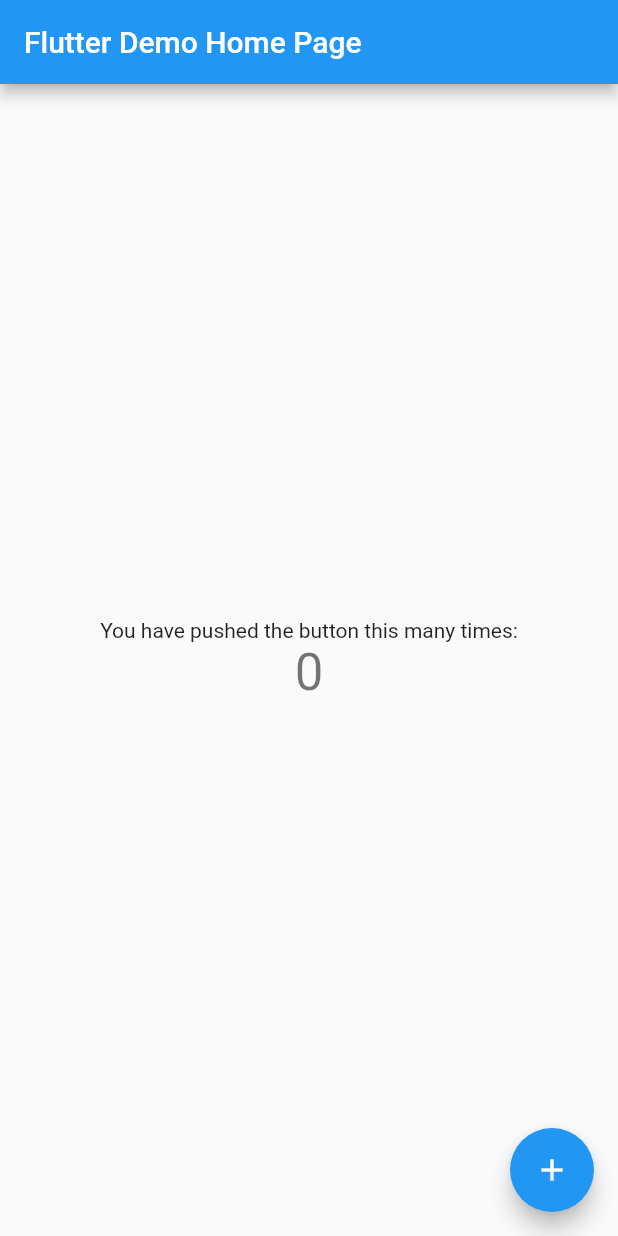
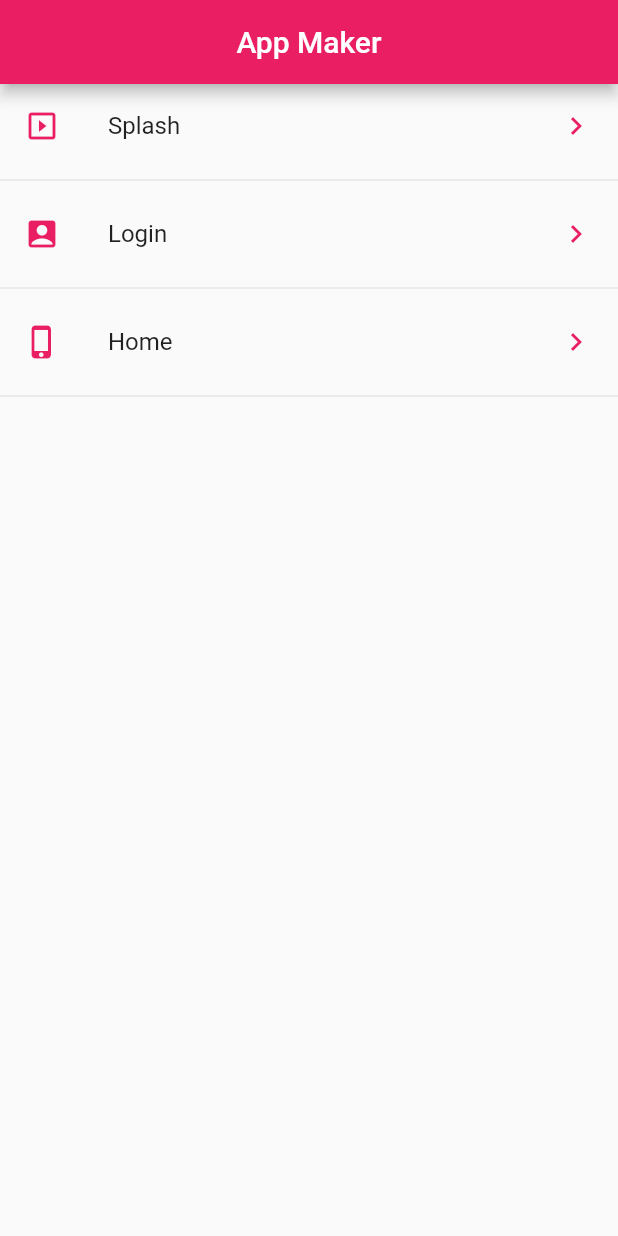
Before and after one commit to SantiagoGonzalezFernandez/AppMaker, a Flutter app: the screen it shows after launch, on a phone screen of 412 x 824 dp. Run offline on Flutter 3.47's test engine with Material 2 defaults, Android fonts, the phone set to English and light mode, and no system bars.

Commit message:
Termino la configuracion de rutas, Empiezo a hacer la splash screen 1

```diff
--- /dev/null
+++ b/app_maker/data/menu_options_home.json
@@ -0,0 +1,20 @@
+{
+    "appName" : "app_maker",
+    "routes"  : [
+        {
+            "route" : "splash",
+            "icon"  : "slideshow",
+            "text"  : "Splash"
+        },
+        {
+            "route" : "login",
+            "icon"  : "account_box",
+            "text"  : "Login"
+        },
+        {
+            "route" : "homeScreen",
+            "icon"  : "phone_iphone",
+            "text"  : "Home"
+        }
+    ]
+}
--- /dev/null
+++ b/app_maker/data/menu_options_splash.json
@@ -0,0 +1,10 @@
+{
+    "appName" : "app_maker",
+    "routes"  : [
+        {
+            "route" : "splashOne",
+            "icon"  : "filter_1",
+            "text"  : "Splash One"
+        }
+    ]
+}
--- a/app_maker/lib/main.dart
+++ b/app_maker/lib/main.dart
@@ -1,117 +1,19 @@
+//Imports that are not mine
 import 'package:flutter/material.dart';
 
-void main() {
-  runApp(MyApp());
-}
+//Imports that are mine
+import 'package:app_maker/src/routes/routes.dart';
+
+void main() => runApp(MyApp());
 
 class MyApp extends StatelessWidget {
-  // This widget is the root of your application.
   @override
   Widget build(BuildContext context) {
     return MaterialApp(
-      title: 'Flutter Demo',
-      theme: ThemeData(
-        // This is the theme of your application.
-        //
-        // Try running your application with "flutter run". You'll see the
-        // application has a blue toolbar. Then, without quitting the app, try
-        // changing the primarySwatch below to Colors.green and then invoke
-        // "hot reload" (press "r" in the console where you ran "flutter run",
-        // or simply save your changes to "hot reload" in a Flutter IDE).
-        // Notice that the counter didn't reset back to zero; the application
-        // is not restarted.
-        primarySwatch: Colors.blue,
-        // This makes the visual density adapt to the platform that you run
-        // the app on. For desktop platforms, the controls will be smaller and
-        // closer together (more dense) than on mobile platforms.
-        visualDensity: VisualDensity.adaptivePlatformDensity,
-      ),
-      home: MyHomePage(title: 'Flutter Demo Home Page'),
+      title: 'App Maker',
+      debugShowCheckedModeBanner: false,
+      initialRoute: 'home',
+      routes: getApplicationRoutes(),
     );
   }
 }
-
-class MyHomePage extends StatefulWidget {
-  MyHomePage({Key key, this.title}) : super(key: key);
-
-  // This widget is the home page of your application. It is stateful, meaning
-  // that it has a State object (defined below) that contains fields that affect
-  // how it looks.
-
-  // This class is the configuration for the state. It holds the values (in this
-  // case the title) provided by the parent (in this case the App widget) and
-  // used by the build method of the State. Fields in a Widget subclass are
-  // always marked "final".
-
-  final String title;
-
-  @override
-  _MyHomePageState createState() => _MyHomePageState();
-}
-
-class _MyHomePageState extends State<MyHomePage> {
-  int _counter = 0;
-
-  void _incrementCounter() {
-    setState(() {
-      // This call to setState tells the Flutter framework that something has
-      // changed in this State, which causes it to rerun the build method below
-      // so that the display can reflect the updated values. If we changed
-      // _counter without calling setState(), then the build method would not be
-      // called again, and so nothing would appear to happen.
-      _counter++;
-    });
-  }
-
-  @override
-  Widget build(BuildContext context) {
-    // This method is rerun every time setState is called, for instance as done
-    // by the _incrementCounter method above.
-    //
-    // The Flutter framework has been optimized to make rerunning build methods
-    // fast, so that you can just rebuild anything that needs updating rather
-    // than having to individually change instances of widgets.
-    return Scaffold(
-      appBar: AppBar(
-        // Here we take the value from the MyHomePage object that was created by
-        // the App.build method, and use it to set our appbar title.
-        title: Text(widget.title),
-      ),
-      body: Center(
-        // Center is a layout widget. It takes a single child and positions it
-        // in the middle of the parent.
-        child: Column(
-          // Column is also a layout widget. It takes a list of children and
-          // arranges them vertically. By default, it sizes itself to fit its
-          // children horizontally, and tries to be as tall as its parent.
-          //
-          // Invoke "debug painting" (press "p" in the console, choose the
-          // "Toggle Debug Paint" action from the Flutter Inspector in Android
-          // Studio, or the "Toggle Debug Paint" command in Visual Studio Code)
-          // to see the wireframe for each widget.
-          //
-          // Column has various properties to control how it sizes itself and
-          // how it positions its children. Here we use mainAxisAlignment to
-          // center the children vertically; the main axis here is the vertical
-          // axis because Columns are vertical (the cross axis would be
-          // horizontal).
-          mainAxisAlignment: MainAxisAlignment.center,
-          children: <Widget>[
-            Text(
-              'You have pushed the button this many times:',
-            ),
-            Text(
-              '$_counter',
-              style: Theme.of(context).textTheme.headline4,
-            ),
-          ],
-        ),
-      ),
-      floatingActionButton: FloatingActionButton(
-        onPressed: _incrementCounter,
-        tooltip: 'Increment',
-        child: Icon(Icons.add),
-      ), // This trailing comma makes auto-formatting nicer for build methods.
-    );
-  }
-}
--- /dev/null
+++ b/app_maker/lib/src/pages/home_page.dart
@@ -0,0 +1,24 @@
+//Imports that are not mine
+import 'package:flutter/material.dart';
+
+//Imports that are mine
+import 'package:app_maker/src/widgets/list_items_widget.dart';
+
+class HomePage extends StatelessWidget {
+
+  @override
+  Widget build(BuildContext context) {
+    return Scaffold(
+      appBar: AppBar(
+        centerTitle: true,
+        title: Text('App Maker'),
+        backgroundColor: Colors.pink,
+      ),
+      body: list('data/menu_options_home.json')
+    );
+  }
+
+
+
+
+}
--- /dev/null
+++ b/app_maker/lib/src/routes/routes.dart
@@ -0,0 +1,26 @@
+//Imports that are not mine
+import 'package:app_maker/src/pages/Home/home_screen_page.dart';
+import 'package:app_maker/src/pages/Login/login_screen_page.dart';
+import 'package:app_maker/src/pages/SplashScreen/screens/splash_one.dart';
+import 'package:flutter/material.dart';
+
+//Imports that are mine
+import 'package:app_maker/src/pages/home_page.dart';
+import 'package:app_maker/src/pages/SplashScreen/splash_screen_page.dart';
+
+Map<String, WidgetBuilder> getApplicationRoutes(){
+  return <String, WidgetBuilder>{
+    //Home
+    'home'          : (BuildContext context) => HomePage(),
+
+    //Splash Screen
+    'splash'        : (BuildContext context) => SplashScreenPage(),
+    'splashOne'     : (BuildContext context) => SplashOnePage(),
+
+    //Login Screen
+    'login'         : (BuildContext context) => LoginScreenPage(),
+
+    //Home Screen
+    'homeScreen'    : (BuildContext context) => HomeScreenPage(),
+  };
+}
--- /dev/null
+++ b/app_maker/lib/src/widgets/list_items_widget.dart
@@ -0,0 +1,46 @@
+//Imports that are not mine
+import 'package:flutter/material.dart';
+
+//Imports that are mine
+import 'package:app_maker/src/utils/icon_string_util.dart';
+import 'package:app_maker/src/providers/menu_options_provider.dart';
+
+Widget list(String dataJson) {
+  return FutureBuilder(
+    future: menuProvider.loadData(dataJson),
+    initialData: [],
+    builder: (context, AsyncSnapshot<List<dynamic>> snapshot) {
+      return ListView(
+        children: listItems(snapshot.data, context),
+      );
+    },
+  );
+}
+
+List<Widget> listItems(List<dynamic> data, BuildContext context) {
+
+    final List<Widget> options = [];
+
+    data.forEach((element) {
+      final widgetTemp = ListTile(
+        title: Text(element['text']),
+        leading: getIcon(
+          iconName: element['icon'],
+          color: Colors.pink
+        ),
+        trailing: Icon(
+          Icons.keyboard_arrow_right,
+          color: Colors.pink,
+        ),
+        onTap: (){
+          Navigator.pushNamed(context, element['route']);
+        },
+      );
+
+      options..add(widgetTemp)
+             ..add(Divider());
+
+    });
+
+    return options;
+  }
--- a/app_maker/pubspec.yaml
+++ b/app_maker/pubspec.yaml
@@ -45,8 +45,9 @@ flutter:
   uses-material-design: true
 
   # To add assets to your application, add an assets section, like this:
-  # assets:
-  #   - images/a_dot_burr.jpeg
+  assets:
+    - data/menu_options_home.json
+    - data/menu_options_splash.json
   #   - images/a_dot_ham.jpeg
 
   # An image asset can refer to one or more resolution-specific "variants", see
```
Also changed, not shown: app_maker/lib/src/pages/Home/home_screen_page.dart (added, +21 -0 lines), app_maker/lib/src/pages/Login/login_screen_page.dart (added, +21 -0 lines), app_maker/lib/src/pages/SplashScreen/screens/splash_one.dart (added, +16 -0 lines), app_maker/lib/src/pages/SplashScreen/splash_screen_page.dart (added, +20 -0 lines), app_maker/lib/src/providers/menu_options_provider.dart (added, +21 -0 lines), app_maker/lib/src/utils/icon_string_util.dart (added, +25 -0 lines).
